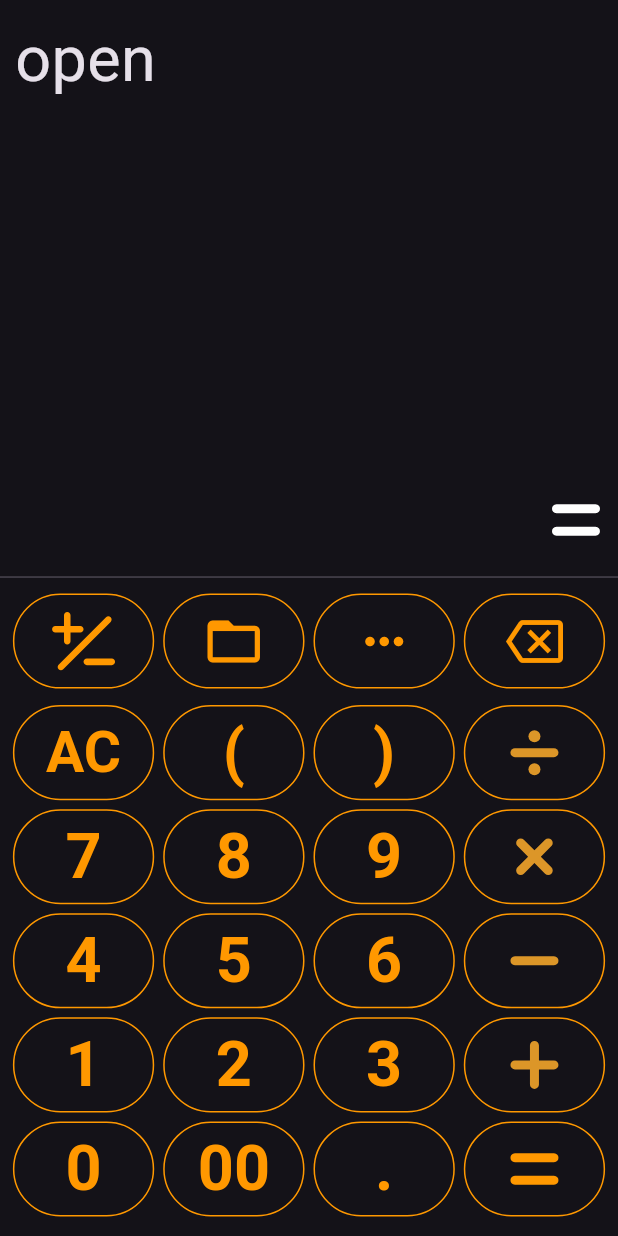
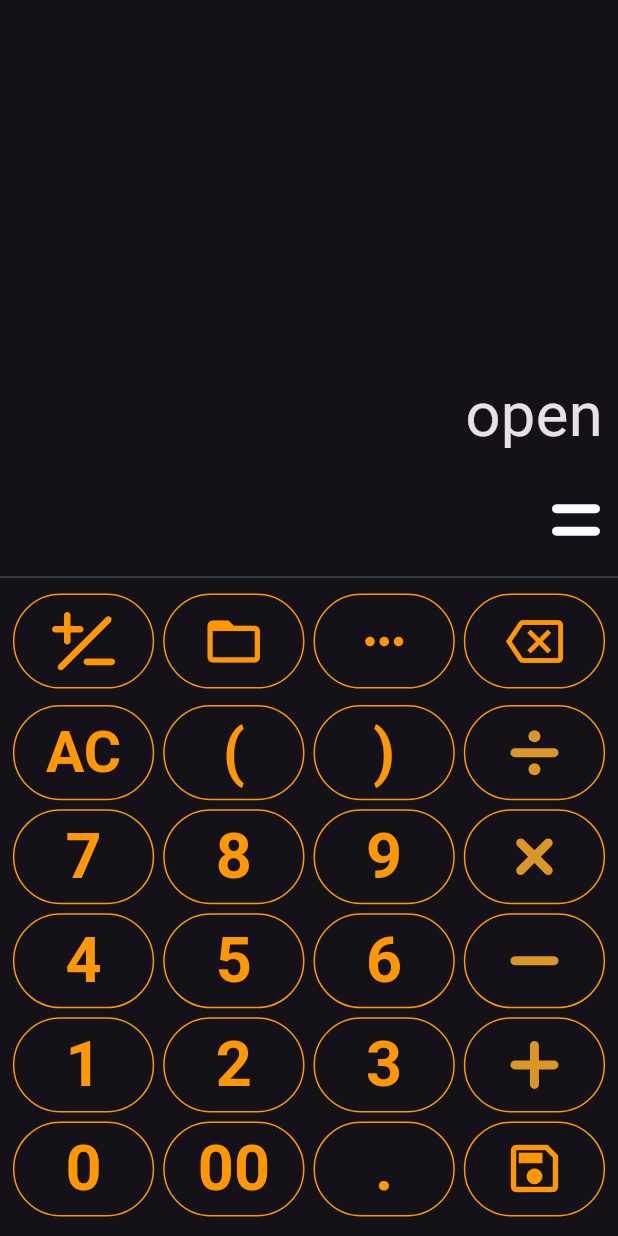
Before and after one commit to khjde1207/real_life_calculator, a Flutter app: the ClcPage screen opened directly, after a tap on the "folder open" icon, on a phone screen of 412 x 824 dp. Run offline on Flutter 3.47's test engine with Material 2 defaults, Android fonts, the phone set to English and light mode, and no system bars; drawn by our look-alikes of auto_size_text; our stand-ins replace decimal, flutter_svg, get, isar, math_expressions, styled_widget and 1 more; missing offline and left inert: dart_eval, math_parser; accounts and stored records are empty; generated files the repository leaves out were written again.

Commit message:
계산 부분 기능 구현.

```diff
--- a/lib/comp/keyboard_comp.dart
+++ b/lib/comp/keyboard_comp.dart
@@ -101,7 +101,10 @@ class KeyboardComp extends GetView {
         .fontSize(42)
         .fontWeight(FontWeight.bold)
         .textColor(Colors.orange): () => ".",
-    IconsData.eq(): () => "=",
+    const Icon(
+      Icons.save_outlined,
+      size: 42,
+    ): () => "save",
   };
 
   Map<String, Function> engineeringButton = {
--- a/lib/pages/clc_page.dart
+++ b/lib/pages/clc_page.dart
@@ -17,6 +17,7 @@ class ClcPage extends GetView {
   RxString inputStr = "".obs;
   String curNums = "";
   RxString rtnValue = "".obs;
+  RxString saveDatas = "".obs;
   // Rx<Decimal> rtnValue = Decimal.parse("0").obs;
   clc() {
     var rtn = Utils.clc(inputStr.toString());
@@ -33,48 +34,24 @@ class ClcPage extends GetView {
       body: [
         Obx(() {
           return AutoSizeText(
+            saveDatas.toString(),
+            maxFontSize: 42,
+            style: TextStyle(fontSize: 42),
+            textAlign: TextAlign.end,
+            minFontSize: 14,
+            maxLines: 2,
+          ).width(double.infinity).padding(all: 10);
+        }).expanded(flex: 3),
+        Obx(() {
+          return AutoSizeText(
             inputStr.toString(),
             maxFontSize: 42,
             style: TextStyle(fontSize: 42),
             minFontSize: 14,
+            textAlign: TextAlign.end,
+            maxLines: 3,
           ).width(double.infinity).padding(all: 10);
-        }).expanded(),
-        // Obx(() {
-        //   if (clcList.isEmpty) {
-        //     return SizedBox();
-        //   }
-        //   // print("LLLLLLLLLLLLLLLL$clcList");
-        //   var t = clcList;
-        //   // .getRange(
-        //   //     (clcList.length - 30).clamp(0, clcList.length), clcList.length);
-        //   return LayoutBuilder(builder: (p0, p1) {
-        //     print(p1.maxHeight ~/ (43));
-
-        //     return t
-        //         .map((e) {
-        //           return AutoSizeText(
-        //             e.value,
-        //             maxFontSize: 42,
-        //             minFontSize: e.type == 0 ? 42 : 24,
-        //             textAlign: TextAlign.end,
-        //             maxLines: p1.maxHeight ~/ (43 * 2),
-        //           )
-        //               // Text(e.value)
-        //               //     .fontSize(e.type == 0 ? 32 : 24)
-        //               //     .textColor(Colors.white.withOpacity(0.8))
-        //               //     // .backgroundColor(Colors.white)
-        //               .marginSymmetric(horizontal: 2);
-        //         })
-        //         .toList()
-        //         .toWrap(
-        //           alignment: WrapAlignment.end,
-        //           runAlignment: WrapAlignment.end,
-        //           crossAxisAlignment: WrapCrossAlignment.center,
-        //           clipBehavior: Clip.hardEdge,
-        //         );
-        //   });
-        // }).width(double.infinity).marginSymmetric(horizontal: 20).expanded(),
-        // Divider(),
+        }).expanded(flex: 1),
 
         Obx(() {
           return [
@@ -144,7 +121,10 @@ class ClcPage extends GetView {
 
             var lastChar =
                 input.isEmpty ? "" : input.substring(input.length - 1);
-
+            if (v == "save") {
+              saveDatas(inputStr.toString());
+              return;
+            }
             if (v == "AC") {
               inputStr("");
               rtnValue("");
```
